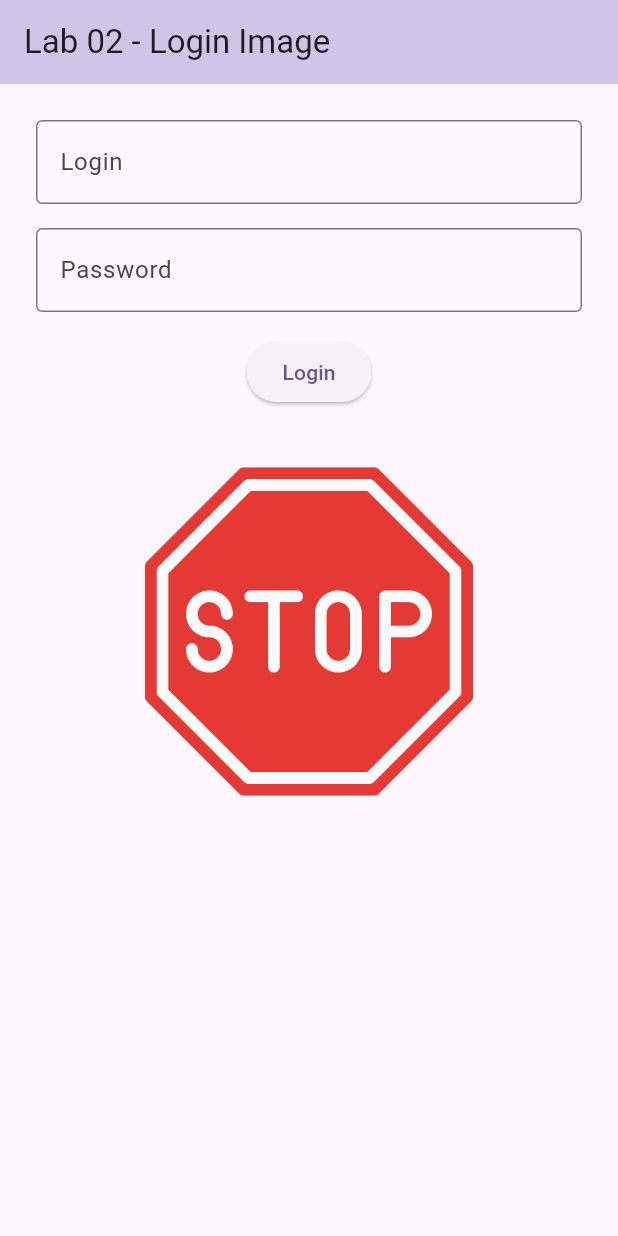
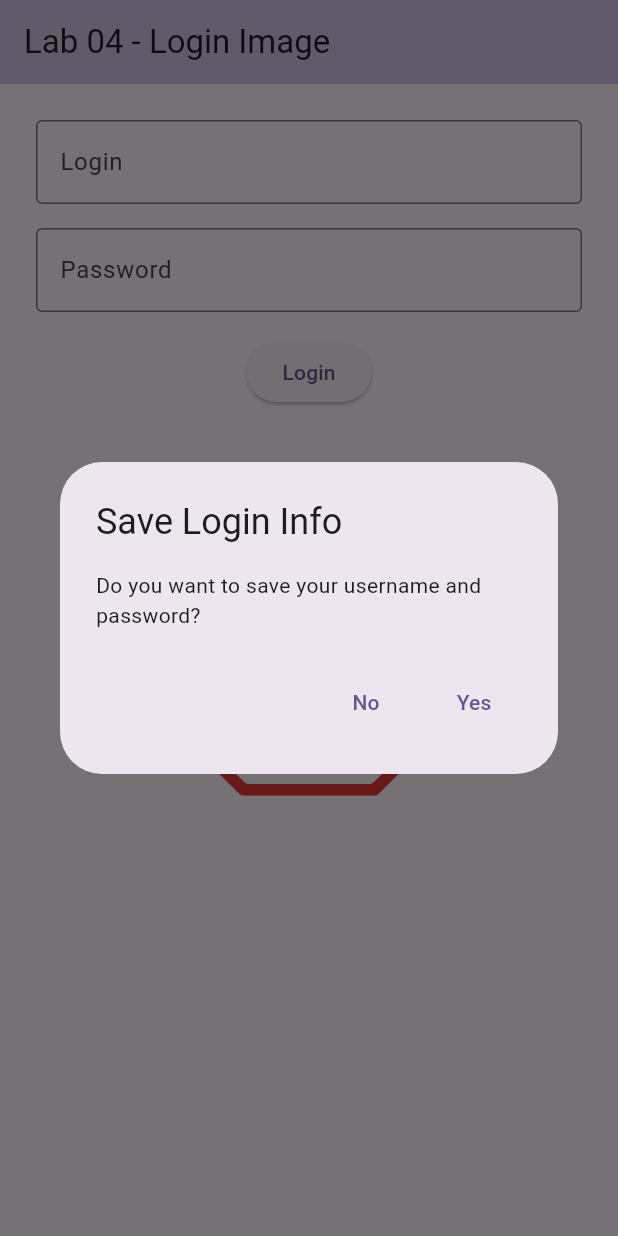
Before and after one commit to r3ssler/my_CST2335_labs, a Flutter app: the screen it shows after launch, after a tap on "Login", on a phone screen of 412 x 824 dp. Run offline on Flutter 3.47's test engine with Material 3 defaults, Android fonts, the phone set to English and light mode, and no system bars; our stand-ins replace flutter_secure_storage.

Commit message:
Lab04 Completed

```diff
--- a/lib/main.dart
+++ b/lib/main.dart
@@ -1,8 +1,12 @@
 import 'package:flutter/material.dart';
+import 'package:flutter_secure_storage/flutter_secure_storage.dart';
 
 void main() {
   runApp(const MyApp());
 }
+
+// Secure storage instance
+final _storage = FlutterSecureStorage();
 
 class MyApp extends StatelessWidget {
   const MyApp({super.key});
@@ -10,11 +14,11 @@ class MyApp extends StatelessWidget {
   @override
   Widget build(BuildContext context) {
     return MaterialApp(
-      title: 'Lab 02',
+      title: 'Lab 04 - Login with Storage',
       theme: ThemeData(
         colorScheme: ColorScheme.fromSeed(seedColor: Colors.deepPurple),
       ),
-      home: const MyHomePage(title: 'Lab 02 - Login Image'),
+      home: const MyHomePage(title: 'Lab 04 - Login Image'),
     );
   }
 }
@@ -33,18 +37,68 @@ class _MyHomePageState extends State<MyHomePage> {
 
   String imagePath = "assets/images/question-mark.png";
 
+  @override
+  void initState() {
+    super.initState();
+    _loadLoginData();
+  }
+
+  void _loadLoginData() async {
+    String? savedUsername = await _storage.read(key: 'username');
+    String? savedPassword = await _storage.read(key: 'password');
+
+    if (savedUsername != null && savedPassword != null) {
+      setState(() {
+        _loginController.text = savedUsername;
+        _passwordController.text = savedPassword;
+      });
+
+      ScaffoldMessenger.of(context).showSnackBar(
+        const SnackBar(content: Text("Login info loaded from storage")),
+      );
+    }
+  }
+
   void _handleLogin() {
     String password = _passwordController.text;
 
     setState(() {
-    if (password == "QWERTY1234" || password == "hi") {
-      imagePath = "assets/images/idea.png";
-    } else {
-      imagePath = "assets/images/stop.png";
-    }
+      if (password == "QWERTY1234" || password == "hi") {
+        imagePath = "assets/images/idea.png";
+      } else {
+        imagePath = "assets/images/stop.png";
+      }
     });
+
+    _showSaveDialog();
   }
 
+  void _showSaveDialog() {
+    showDialog(
+      context: context,
+      builder: (context) => AlertDialog(
+        title: const Text("Save Login Info"),
+        content: const Text("Do you want to save your username and password?"),
+        actions: [
+          TextButton(
+            onPressed: () async {
+              await _storage.deleteAll(); // remove saved data
+              Navigator.pop(context);
+            },
+            child: const Text("No"),
+          ),
+          TextButton(
+            onPressed: () async {
+              await _storage.write(key: 'username', value: _loginController.text);
+              await _storage.write(key: 'password', value: _passwordController.text);
+              Navigator.pop(context);
+            },
+            child: const Text("Yes"),
+          ),
+        ],
+      ),
+    );
+  }
 
   @override
   Widget build(BuildContext context) {
--- a/pubspec.yaml
+++ b/pubspec.yaml
@@ -33,11 +33,13 @@ dependencies:
 
   # The following adds the Cupertino Icons font to your application.
   # Use with the CupertinoIcons class for iOS style icons.
+  flutter_secure_storage: ^9.0.0
   cupertino_icons: ^1.0.8
 
 dev_dependencies:
   flutter_test:
     sdk: flutter
+
 
   # The "flutter_lints" package below contains a set of recommended lints to
   # encourage good coding practices. The lint set provided by the package is
```
Also changed, not shown: pubspec.lock, 5 other files.
